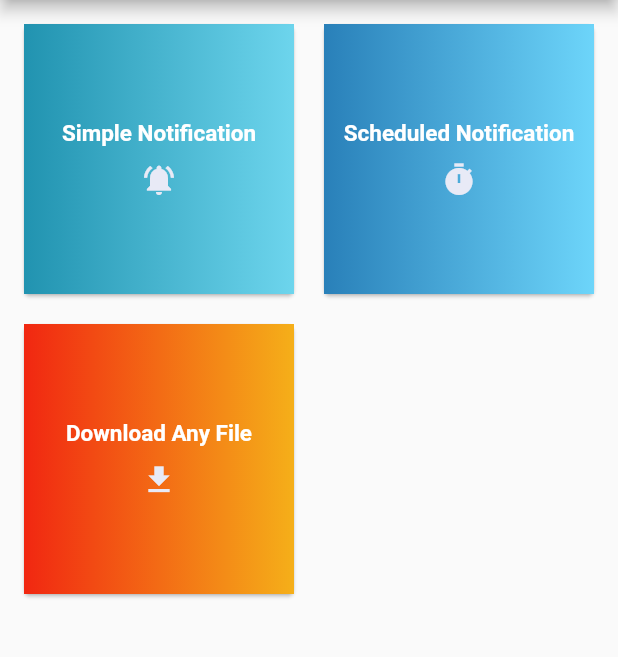
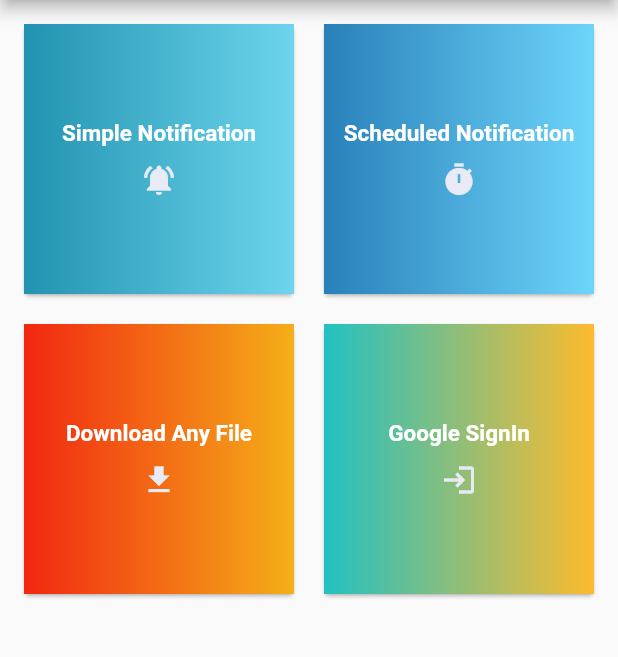
Before and after one commit to DIVYANSH07LD/DIVYANSH07LD, a Flutter app: the screen it shows after launch, on a phone screen of 412 x 824 dp, the part 84-741 px from its top. Run offline on Flutter 3.47's test engine with Material 2 defaults, Android fonts, the phone set to English and light mode, and no system bars; our stand-ins replace awesome_notifications, dio, firebase_auth, firebase_core, firebase_messaging, fluttertoast and 3 more; accounts and stored records are empty.

Commit message:
google sign in

```diff
--- a/lib/homepage.dart
+++ b/lib/homepage.dart
@@ -2,8 +2,10 @@ import 'package:awesome_notifications/android_foreground_service.dart';
 import 'package:awesome_notifications/awesome_notifications.dart';
 import 'package:flutter/material.dart';
 import 'package:get/get.dart';
+import 'package:google_sign_in/google_sign_in.dart';
 import 'package:websocketprogram/controller/downloadcontroller.dart';
 import 'package:firebase_messaging/firebase_messaging.dart';
+import 'package:websocketprogram/controller/signInController.dart';
 import 'controller/notificationcontroller.dart';
 
 
@@ -18,6 +20,8 @@ class _HomePageState extends State<HomePage> {
   String title = '';
   final notificationcontroller _noti = Get.put(notificationcontroller());
   final downloadcontroller _down = Get.put(downloadcontroller());
+  final GoogleSignController _googleSignController = Get.put(GoogleSignController());
+
   TimeOfDay? timeOfDay;
   String deviceTokentoSendNotification = '';
   Future<DateTime?> pickScheduleDate(BuildContext context,
@@ -28,12 +32,12 @@ class _HomePageState extends State<HomePage> {
         context: context,
         initialDate: now,
         firstDate: now,
-        lastDate: now.add(Duration(days: 365)));
+        lastDate: now.add(const Duration(days: 365)));
 
     if (newDate != null) {
       timeOfDay = await showTimePicker(
         context: context,
-        initialTime: TimeOfDay.fromDateTime(now.add(Duration(minutes: 1))),
+        initialTime: TimeOfDay.fromDateTime(now.add(const Duration(minutes: 1))),
       );
 
       if (timeOfDay != null) {
@@ -97,6 +101,9 @@ class _HomePageState extends State<HomePage> {
       case 2:
         _down.startdownloading();
         break;
+      case 3:
+        _googleSignController.loginWithGoogle();
+        break;
     }
   }
 
@@ -114,11 +121,11 @@ class _HomePageState extends State<HomePage> {
 
     return Scaffold(
       appBar: AppBar(
-        title: Text("Flutter Custom Functions"),
+        title: const Text("Flutter Custom Functions"),
       ),
       body: GridView.builder(
           itemCount: _gridtext.length,
-          padding: EdgeInsets.all(12),
+          padding: const EdgeInsets.all(12),
           gridDelegate:const SliverGridDelegateWithFixedCrossAxisCount(
         crossAxisCount: 2,
         crossAxisSpacing: 12,
@@ -143,12 +150,12 @@ class _HomePageState extends State<HomePage> {
                     children: [
                       Flexible(
                         child: Text(_gridtext[index].toString(),
-                          style: TextStyle(
+                          style: const TextStyle(
                             color: Colors.white,
                           fontSize: 15,fontWeight: FontWeight.bold
                         ),),
                       ),
-                      SizedBox(
+                      const SizedBox(
                         height: 10,
                       ),
                       Icon(_gridicon[index].icon,color: Colors.indigo.shade50,)
@@ -190,46 +197,56 @@ class _HomePageState extends State<HomePage> {
     );
   }
 
-  List<String> _gridtext = [
+  final List<String> _gridtext = [
     "Simple Notification",
     "Scheduled Notification",
     "Download Any File",
-
+    "Google SignIn"
   ];
-  List<Icon> _gridicon = [
-    Icon(Icons.notifications_active),
-    Icon(Icons.timer),
-    Icon(Icons.download),
+  final List<Icon> _gridicon = [
+    const Icon(Icons.notifications_active),
+    const Icon(Icons.timer),
+    const Icon(Icons.download),
+    const Icon(Icons.login)
   ];
 
-  List<LinearGradient> _gridlineargradient = [
-    LinearGradient(
+  final List<LinearGradient> _gridlineargradient = [
+    const LinearGradient(
         colors: [
           Color(0xFF2193b0),
           Color(0xFF6dd5ed),
         ],
-        begin: const FractionalOffset(0.0, 0.0),
-        end: const FractionalOffset(1.0, 0.0),
+        begin: FractionalOffset(0.0, 0.0),
+        end: FractionalOffset(1.0, 0.0),
         stops: [0.0, 1.0],
         tileMode: TileMode.clamp),
-    LinearGradient(
+    const LinearGradient(
         colors: [
-          Color(0xFF2980B9),
-          Color(0xFF6DD5FA),
+          const Color(0xFF2980B9),
+          const Color(0xFF6DD5FA),
         ],
-        begin: const FractionalOffset(0.0, 0.0),
-        end: const FractionalOffset(1.0, 0.0),
+        begin: FractionalOffset(0.0, 0.0),
+        end: FractionalOffset(1.0, 0.0),
         stops: [0.0, 1.0],
         tileMode: TileMode.clamp),
-    LinearGradient(
+    const LinearGradient(
         colors: [
           Color(0xFFf12711),
-          Color(0xFFf5af19),
+          const Color(0xFFf5af19),
         ],
-        begin: const FractionalOffset(0.0, 0.0),
-        end: const FractionalOffset(1.0, 0.0),
+        begin: FractionalOffset(0.0, 0.0),
+        end: FractionalOffset(1.0, 0.0),
         stops: [0.0, 1.0],
-        tileMode: TileMode.clamp)
+        tileMode: TileMode.clamp),
+    const LinearGradient(
+        colors: [
+          Color(0xFF22c1c3),
+           Color(0xFFfdbb2d),
+        ],
+        begin: FractionalOffset(0.0, 0.0),
+        end: FractionalOffset(1.0, 0.0),
+        stops: [0.0, 1.0],
+        tileMode: TileMode.clamp),
   ];
 
 
--- a/pubspec.yaml
+++ b/pubspec.yaml
@@ -44,6 +44,8 @@ dependencies:
   permission_handler: ^9.2.0
   firebase_core: ^1.19.2
   firebase_messaging: ^12.0.0
+  google_sign_in: ^5.4.2
+  firebase_auth: ^3.10.0
 
 
 dev_dependencies:
```
Also changed, not shown: lib/controller/signInController.dart (added, +40 -0 lines), lib/signInScreen.dart (added), pubspec.lock.
